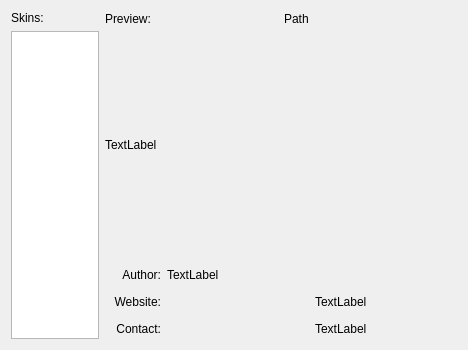
First picture: the form in desktop/app/gui/dialogs/optionskin.ui, repository theall/Foreplayer, before the edit.
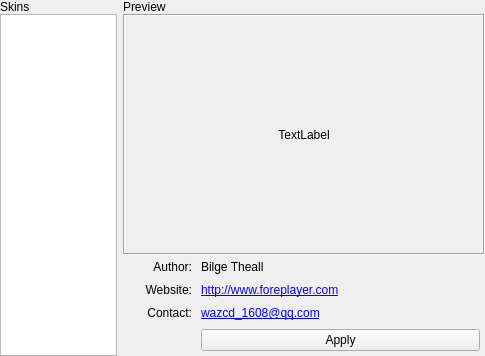
Second picture: the form after the edit.

Commit message: 1.language switch 2.chinese translation 3.skin option

```diff
--- a/desktop/app/gui/dialogs/optionskin.ui
+++ b/desktop/app/gui/dialogs/optionskin.ui
@@ -6,71 +6,225 @@
    <rect>
     <x>0</x>
     <y>0</y>
-    <width>468</width>
-    <height>350</height>
+    <width>485</width>
+    <height>356</height>
    </rect>
   </property>
   <property name="windowTitle">
    <string>Form</string>
   </property>
-  <layout class="QHBoxLayout" name="horizontalLayout_2" stretch="2,8">
+  <layout class="QHBoxLayout" name="horizontalLayout_3" stretch="3,9">
+   <property name="spacing">
+    <number>2</number>
+   </property>
+   <property name="leftMargin">
+    <number>0</number>
+   </property>
+   <property name="topMargin">
+    <number>0</number>
+   </property>
+   <property name="rightMargin">
+    <number>0</number>
+   </property>
+   <property name="bottomMargin">
+    <number>0</number>
+   </property>
    <item>
     <layout class="QVBoxLayout" name="verticalLayout">
+     <property name="spacing">
+      <number>0</number>
+     </property>
      <item>
-      <widget class="QLabel" name="label">
-       <property name="text">
-        <string>Skins:</string>
+      <layout class="QHBoxLayout" name="horizontalLayout_2" stretch="2">
+       <property name="spacing">
+        <number>0</number>
        </property>
-      </widget>
+       <item>
+        <widget class="QLabel" name="label">
+         <property name="minimumSize">
+          <size>
+           <width>0</width>
+           <height>14</height>
+          </size>
+         </property>
+         <property name="maximumSize">
+          <size>
+           <width>16777215</width>
+           <height>14</height>
+          </size>
+         </property>
+         <property name="text">
+          <string>Skins</string>
+         </property>
+        </widget>
+       </item>
+      </layout>
      </item>
      <item>
-      <widget class="QListView" name="listView">
+      <widget class="QListView" name="lvSkins">
+       <property name="minimumSize">
+        <size>
+         <width>117</width>
+         <height>0</height>
+        </size>
+       </property>
        <property name="maximumSize">
         <size>
-         <width>16777215</width>
+         <width>117</width>
          <height>16777215</height>
         </size>
        </property>
+       <property name="verticalScrollBarPolicy">
+        <enum>Qt::ScrollBarAsNeeded</enum>
+       </property>
+       <property name="horizontalScrollBarPolicy">
+        <enum>Qt::ScrollBarAlwaysOff</enum>
+       </property>
       </widget>
      </item>
     </layout>
    </item>
    <item>
-    <layout class="QVBoxLayout" name="verticalLayout_2" stretch="1,15,5">
+    <layout class="QVBoxLayout" name="verticalLayout_2" stretch="1,18,1">
+     <property name="spacing">
+      <number>0</number>
+     </property>
      <item>
-      <layout class="QHBoxLayout" name="horizontalLayout">
+      <layout class="QHBoxLayout" name="horizontalLayout" stretch="2">
+       <property name="spacing">
+        <number>0</number>
+       </property>
        <item>
         <widget class="QLabel" name="label_2">
-         <property name="text">
-          <string>Preview:</string>
+         <property name="minimumSize">
+          <size>
+           <width>0</width>
+           <height>14</height>
+          </size>
          </property>
-        </widget>
-       </item>
-       <item>
-        <widget class="QLabel" name="label_3">
+         <property name="maximumSize">
+          <size>
+           <width>16777215</width>
+           <height>14</height>
+          </size>
+         </property>
          <property name="text">
-          <string>Path</string>
+          <string>Preview</string>
          </property>
         </widget>
        </item>
       </layout>
      </item>
      <item>
-      <widget class="QLabel" name="label_4">
-       <property name="text">
-        <string>TextLabel</string>
+      <widget class="QFrame" name="frame">
+       <property name="frameShape">
+        <enum>QFrame::Box</enum>
        </property>
+       <property name="frameShadow">
+        <enum>QFrame::Sunken</enum>
+       </property>
+       <layout class="QVBoxLayout" name="verticalLayout_3">
+        <item>
+         <widget class="QLabel" name="lblPreview">
+          <property name="text">
+           <string>TextLabel</string>
+          </property>
+          <property name="alignment">
+           <set>Qt::AlignCenter</set>
+          </property>
+         </widget>
+        </item>
+       </layout>
       </widget>
      </item>
      <item>
-      <layout class="QGridLayout" name="gridLayout" columnstretch="0,0,0">
-       <property name="sizeConstraint">
-        <enum>QLayout::SetDefaultConstraint</enum>
+      <layout class="QGridLayout" name="gridLayout" columnstretch="0,0">
+       <property name="leftMargin">
+        <number>5</number>
        </property>
-       <item row="0" column="1" colspan="2">
-        <widget class="QLabel" name="label_5">
+       <property name="topMargin">
+        <number>5</number>
+       </property>
+       <property name="rightMargin">
+        <number>5</number>
+       </property>
+       <property name="bottomMargin">
+        <number>5</number>
+       </property>
+       <property name="spacing">
+        <number>9</number>
+       </property>
+       <item row="1" column="1">
+        <widget class="QLabel" name="lblWebsite">
          <property name="text">
-          <string>TextLabel</string>
+          <string>&lt;html&gt;&lt;head/&gt;&lt;body&gt;&lt;p&gt;&lt;a href=&quot;http://www.foreplayer.com&quot;&gt;&lt;span style=&quot; text-decoration: underline; color:#0000ff;&quot;&gt;http://www.foreplayer.com&lt;/span&gt;&lt;/a&gt;&lt;/p&gt;&lt;/body&gt;&lt;/html&gt;</string>
+         </property>
+         <property name="textFormat">
+          <enum>Qt::RichText</enum>
+         </property>
+        </widget>
+       </item>
+       <item row="2" column="1">
+        <widget class="QLabel" name="lblContact">
+         <property name="text">
+          <string>&lt;html&gt;&lt;head/&gt;&lt;body&gt;&lt;p&gt;&lt;a href=&quot;mailto:wazcd_1608@qq.com&quot;&gt;&lt;span style=&quot; text-decoration: underline; color:#0000ff;&quot;&gt;wazcd_1608@qq.com&lt;/span&gt;&lt;/a&gt;&lt;/p&gt;&lt;/body&gt;&lt;/html&gt;</string>
+         </property>
+         <property name="textFormat">
+          <enum>Qt::RichText</enum>
+         </property>
+        </widget>
+       </item>
+       <item row="0" column="1">
+        <widget class="QLabel" name="lblAuthor">
+         <property name="text">
+          <string>Bilge Theall</string>
+         </property>
+         <property name="textFormat">
+          <enum>Qt::RichText</enum>
+         </property>
+        </widget>
+       </item>
+       <item row="2" column="0">
+        <widget class="QLabel" name="label_8">
+         <property name="minimumSize">
+          <size>
+           <width>0</width>
+           <height>0</height>
+          </size>
+         </property>
+         <property name="maximumSize">
+          <size>
+           <width>64</width>
+           <height>16777215</height>
+          </size>
+         </property>
+         <property name="text">
+          <string>Contact:</string>
+         </property>
+         <property name="alignment">
+          <set>Qt::AlignRight|Qt::AlignTrailing|Qt::AlignVCenter</set>
+         </property>
+        </widget>
+       </item>
+       <item row="1" column="0">
+        <widget class="QLabel" name="label_7">
+         <property name="minimumSize">
+          <size>
+           <width>0</width>
+           <height>0</height>
+          </size>
+         </property>
+         <property name="maximumSize">
+          <size>
+           <width>64</width>
+           <height>16777215</height>
+          </size>
+         </property>
+         <property name="text">
+          <string>Website:</string>
+         </property>
+         <property name="alignment">
+          <set>Qt::AlignRight|Qt::AlignTrailing|Qt::AlignVCenter</set>
          </property>
         </widget>
        </item>
@@ -84,7 +238,7 @@
          </property>
          <property name="maximumSize">
           <size>
-           <width>56</width>
+           <width>64</width>
            <height>16777215</height>
           </size>
          </property>
@@ -96,61 +250,10 @@
          </property>
         </widget>
        </item>
-       <item row="1" column="0" colspan="2">
-        <widget class="QLabel" name="label_7">
-         <property name="minimumSize">
-          <size>
-           <width>0</width>
-           <height>0</height>
-          </size>
-         </property>
-         <property name="maximumSize">
-          <size>
-           <width>56</width>
-           <height>16777215</height>
-          </size>
-         </property>
+       <item row="3" column="1">
+        <widget class="QPushButton" name="btnApply">
          <property name="text">
-          <string>Website:</string>
-         </property>
-         <property name="alignment">
-          <set>Qt::AlignRight|Qt::AlignTrailing|Qt::AlignVCenter</set>
-         </property>
-        </widget>
-       </item>
-       <item row="1" column="2">
-        <widget class="QLabel" name="label_9">
-         <property name="text">
-          <string>TextLabel</string>
-         </property>
-        </widget>
-       </item>
-       <item row="2" column="0" colspan="2">
-        <widget class="QLabel" name="label_8">
-         <property name="minimumSize">
-          <size>
-           <width>0</width>
-           <height>0</height>
-          </size>
-         </property>
-         <property name="maximumSize">
-          <size>
-           <width>56</width>
-           <height>16777215</height>
-          </size>
-         </property>
-         <property name="text">
-          <string>Contact:</string>
-         </property>
-         <property name="alignment">
-          <set>Qt::AlignRight|Qt::AlignTrailing|Qt::AlignVCenter</set>
-         </property>
-        </widget>
-       </item>
-       <item row="2" column="2">
-        <widget class="QLabel" name="label_10">
-         <property name="text">
-          <string>TextLabel</string>
+          <string>Apply</string>
          </property>
         </widget>
        </item>
```
The commit also changes 36 other files.
